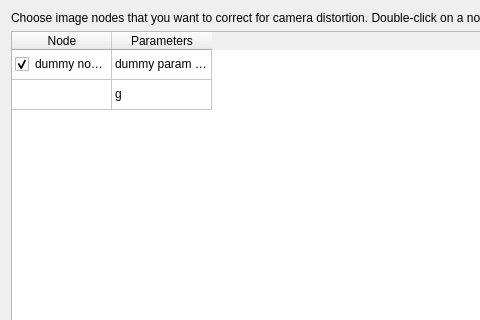
Before: the Qt Designer form Code/Gui/MITK/Plugins/uk.ac.ucl.cmic.undistort/src/internal/UndistortViewControls.ui in NifTK/NifTK, drawn with Qt 5; both pictures show x 0 to 480 and y 0 to 320 of the 927 by 1034 pixel window.
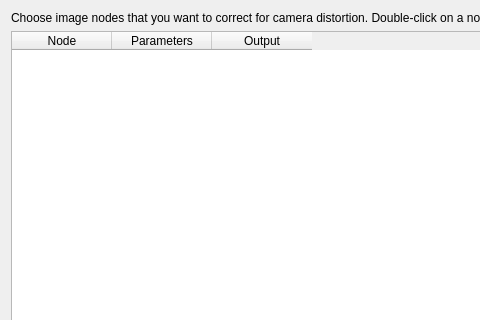
After: the same form once the commit is applied.

Patch:
```diff
--- a/Code/Gui/MITK/Plugins/uk.ac.ucl.cmic.undistort/src/internal/UndistortViewControls.ui
+++ b/Code/Gui/MITK/Plugins/uk.ac.ucl.cmic.undistort/src/internal/UndistortViewControls.ui
@@ -56,16 +56,6 @@
      <attribute name="verticalHeaderVisible">
       <bool>false</bool>
      </attribute>
-     <row>
-      <property name="text">
-       <string/>
-      </property>
-     </row>
-     <row>
-      <property name="text">
-       <string/>
-      </property>
-     </row>
      <column>
       <property name="text">
        <string>Node</string>
@@ -76,27 +66,11 @@
        <string>Parameters</string>
       </property>
      </column>
-     <item row="0" column="0">
+     <column>
       <property name="text">
-       <string>dummy node name</string>
+       <string>Output</string>
       </property>
-      <property name="checkState">
-       <enum>Checked</enum>
-      </property>
-      <property name="flags">
-       <set>ItemIsSelectable|ItemIsUserCheckable|ItemIsEnabled</set>
-      </property>
-     </item>
-     <item row="0" column="1">
-      <property name="text">
-       <string>dummy param file</string>
-      </property>
-     </item>
-     <item row="1" column="1">
-      <property name="text">
-       <string>g</string>
-      </property>
-     </item>
+     </column>
     </widget>
    </item>
    <item>
```
